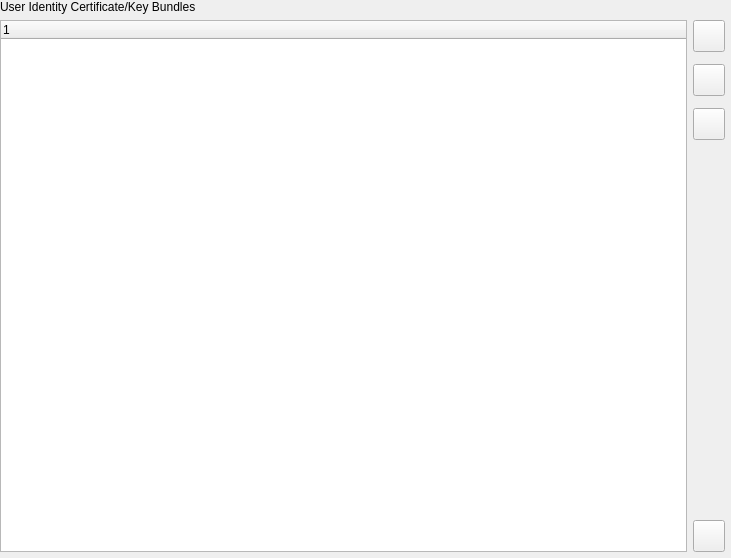
Qt form src/ui/qgsauthenticationidentitieseditor.ui (dakcarto/QGIS-Auth) before a commit.
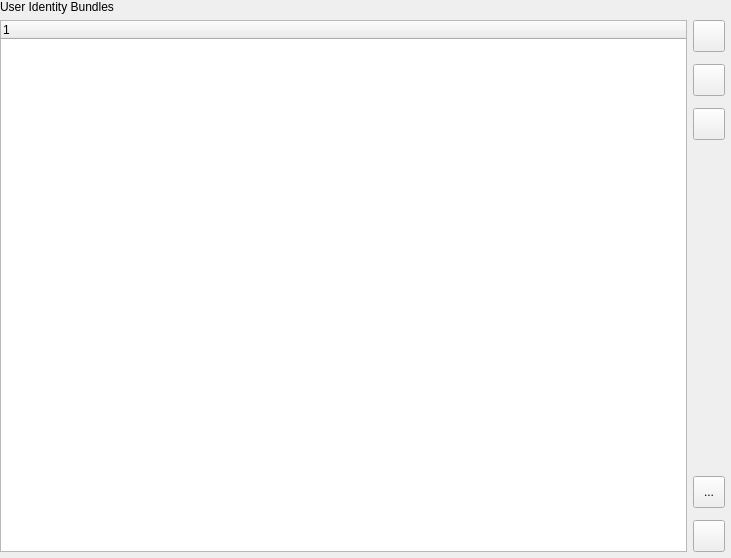
The same form after that commit. Icons and pictures are not drawn. Custom widgets are drawn as their Qt base class.

Commit message: Set up identities editor class; import identity dialog basic mockup

What changed in the file:
```diff
--- a/src/ui/qgsauthenticationidentitieseditor.ui
+++ b/src/ui/qgsauthenticationidentitieseditor.ui
@@ -35,7 +35,7 @@
       </sizepolicy>
      </property>
      <property name="text">
-      <string>User Identity Certificate/Key Bundles</string>
+      <string>User Identity Bundles</string>
      </property>
     </widget>
    </item>
@@ -164,6 +164,38 @@
          </property>
         </spacer>
        </item>
+       <item>
+        <widget class="QToolButton" name="btnGroupByOrg">
+         <property name="minimumSize">
+          <size>
+           <width>32</width>
+           <height>32</height>
+          </size>
+         </property>
+         <property name="toolTip">
+          <string>Group by organization</string>
+         </property>
+         <property name="text">
+          <string>...</string>
+         </property>
+         <property name="icon">
+          <iconset resource="../../images/images.qrc">
+           <normaloff>:/images/themes/default/mActionFilter.svg</normaloff>:/images/themes/default/mActionFilter.svg</iconset>
+         </property>
+         <property name="iconSize">
+          <size>
+           <width>20</width>
+           <height>20</height>
+          </size>
+         </property>
+         <property name="checkable">
+          <bool>true</bool>
+         </property>
+         <property name="checked">
+          <bool>false</bool>
+         </property>
+        </widget>
+       </item>
        <item>
         <widget class="QToolButton" name="btnViewRefresh">
          <property name="minimumSize">
```
Left out of the diff: 54 changed lines with no effect on the pictures. The commit also changes 9 other files.
